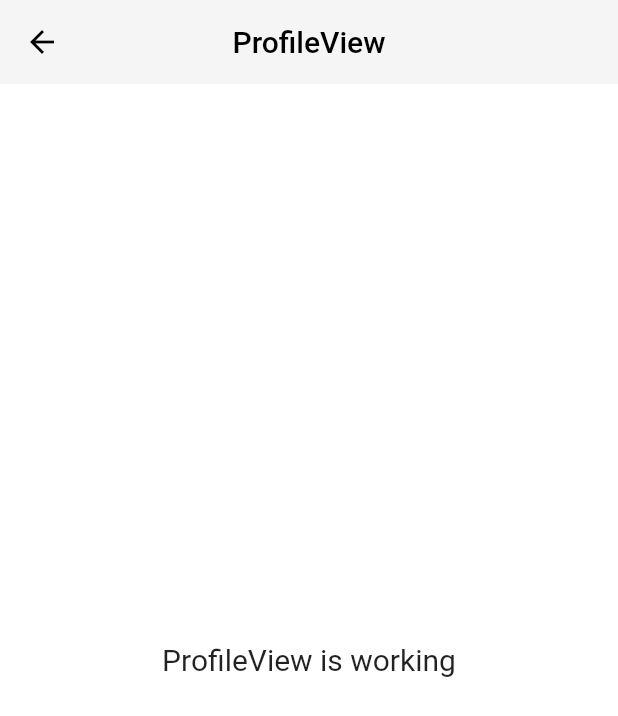
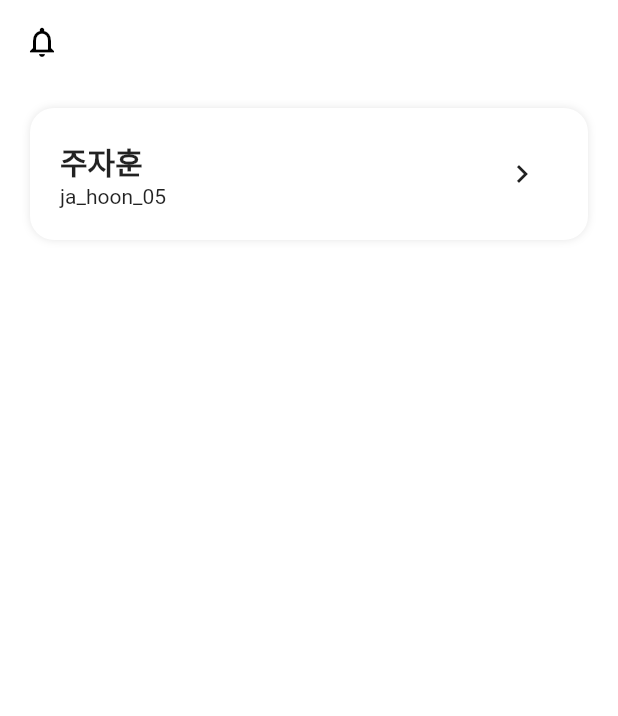
Before and after one commit to KOOPA-JUNCTION/koopa, a Flutter app: the ProfileView screen opened by its route, on a phone screen of 412 x 824 dp. Shown: the top 716 px of the screen. Run offline on Flutter 3.47's test engine with Material 2 defaults, Android fonts, the phone set to English and light mode, and no system bars; our stand-ins replace flutter_svg, get; Roboto replaces fonts that are missing (Pretendard).

Commit message:
feat: profile button

```diff
--- a/assets/locales/en_US.json
+++ b/assets/locales/en_US.json
@@ -13,5 +13,6 @@
     "hintText": "Search Koopa",
     "allCategories": "All Categories",
     "trending": "Trending Collections"
-  }
+  },
+  "profile": {}
 }
--- a/lib/app/modules/profile/views/profile_view.dart
+++ b/lib/app/modules/profile/views/profile_view.dart
@@ -3,6 +3,65 @@ import 'package:flutter/material.dart';
 import 'package:get/get.dart';
 
 import '../controllers/profile_controller.dart';
+
+class _ProfileButton extends StatelessWidget {
+  final void Function()? onPress;
+  final String name;
+  final String id;
+  const _ProfileButton({
+    required this.onPress,
+    required this.name,
+    required this.id,
+  });
+
+  @override
+  Widget build(BuildContext context) {
+    return Container(
+      decoration: BoxDecoration(
+        color: Colors.white,
+        borderRadius: BorderRadius.circular(16),
+        boxShadow: [
+          BoxShadow(
+            color: Colors.black.withOpacity(0.1),
+            blurRadius: 4,
+          ),
+        ],
+      ),
+      child: Material(
+        color: Colors.transparent,
+        child: InkWell(
+          onTap: onPress,
+          borderRadius: BorderRadius.circular(16),
+          child: Padding(
+            padding: const EdgeInsets.all(20),
+            child: Row(
+              mainAxisAlignment: MainAxisAlignment.spaceBetween,
+              children: [
+                Column(
+                  crossAxisAlignment: CrossAxisAlignment.start,
+                  children: [
+                    Text(
+                      name,
+                      style: Get.textTheme.bodyLarge!.copyWith(
+                        fontSize: 20,
+                        fontWeight: FontWeight.bold,
+                      ),
+                    ),
+                    Text(id),
+                  ],
+                ),
+                IconButton(
+                  onPressed: () {},
+                  icon: const Icon(Icons.keyboard_arrow_right),
+                )
+              ],
+            ),
+          ),
+        ),
+      ),
+    );
+  }
+}
 
 class ProfileView extends GetView<ProfileController> {
   const ProfileView({Key? key}) : super(key: key);
@@ -10,14 +69,25 @@ class ProfileView extends GetView<ProfileController> {
   Widget build(BuildContext context) {
     return Scaffold(
       appBar: AppBar(
-        title: const Text('ProfileView'),
-        centerTitle: true,
+        backgroundColor: Colors.transparent,
+        leading: IconButton(
+          onPressed: () {},
+          icon: const Icon(Icons.notifications_outlined),
+        ),
       ),
-      body: Center(
-        child: Text(
-          'ProfileView is working',
-          style: TextStyle(fontSize: 20),
-        ),
+      body: CustomScrollView(
+        slivers: [
+          SliverPadding(
+            padding: const EdgeInsets.symmetric(horizontal: 20, vertical: 16),
+            sliver: SliverToBoxAdapter(
+              child: _ProfileButton(
+                onPress: () {},
+                id: 'ja_hoon_05',
+                name: '주자훈',
+              ),
+            ),
+          )
+        ],
       ),
     );
   }
--- a/lib/app/modules/root/views/root_view.dart
+++ b/lib/app/modules/root/views/root_view.dart
@@ -69,7 +69,7 @@ class RootView extends GetView<RootController> {
         children: [
           Navigator(
             key: controller.navigatorKey,
-            initialRoute: Routes.HOME,
+            initialRoute: Routes.PROFILE,
             onGenerateRoute: controller.onGenerateRoute,
           ),
           Obx(
```
